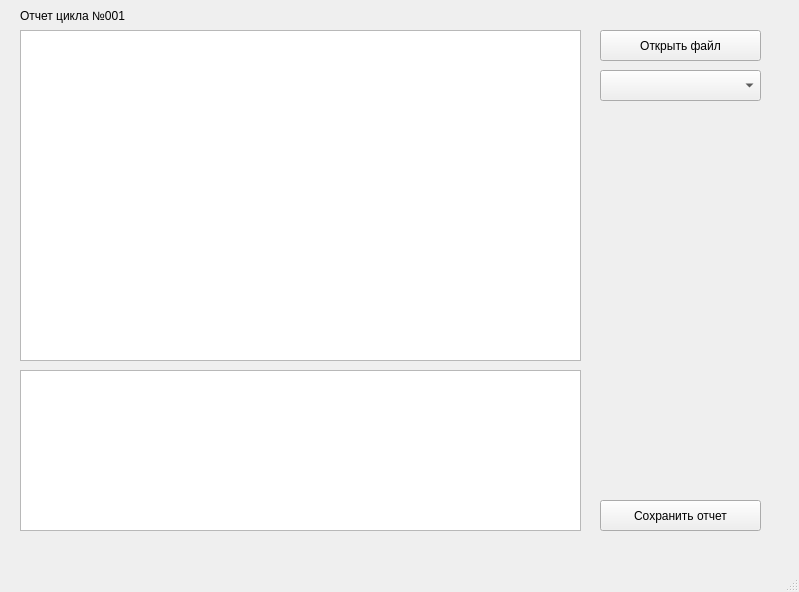
First picture: the form in report_prog.ui, repository Gleb1ONE/AutoclaveReport, before the edit.
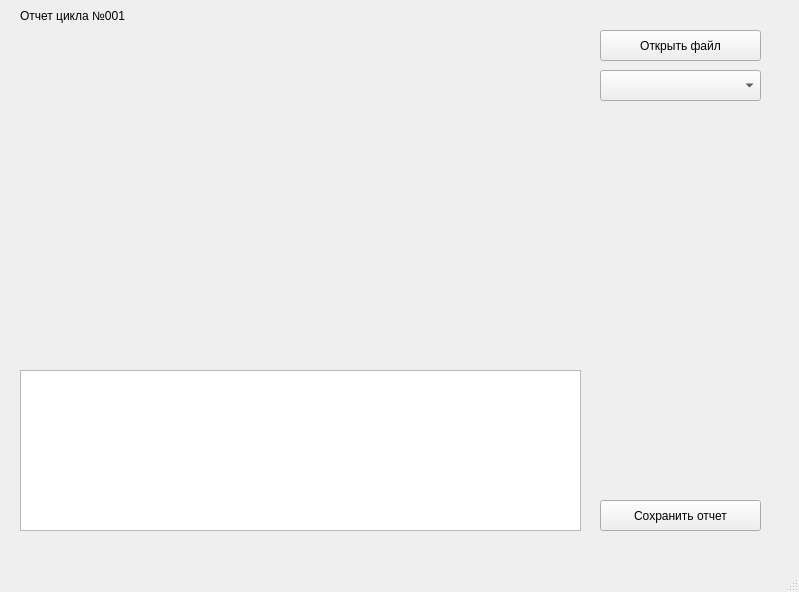
Second picture: the form after the edit.

Commit message: Add graph on prog

```diff
--- a/report_prog.ui
+++ b/report_prog.ui
@@ -14,16 +14,6 @@
    <string>Autoclave Report Promintellect 2022</string>
   </property>
   <widget class="QWidget" name="centralwidget">
-   <widget class="QGraphicsView" name="graphicsView">
-    <property name="geometry">
-     <rect>
-      <x>20</x>
-      <y>30</y>
-      <width>561</width>
-      <height>331</height>
-     </rect>
-    </property>
-   </widget>
    <widget class="QTableView" name="tableView">
     <property name="geometry">
      <rect>
@@ -83,6 +73,16 @@
      </rect>
     </property>
    </widget>
+   <widget class="QWidget" name="widget" native="true">
+    <property name="geometry">
+     <rect>
+      <x>20</x>
+      <y>40</y>
+      <width>561</width>
+      <height>321</height>
+     </rect>
+    </property>
+   </widget>
   </widget>
   <widget class="QMenuBar" name="menubar">
    <property name="geometry">
```
Left out of the diff: 2 changed lines with no effect on the pictures. The commit also changes 5 other files.
